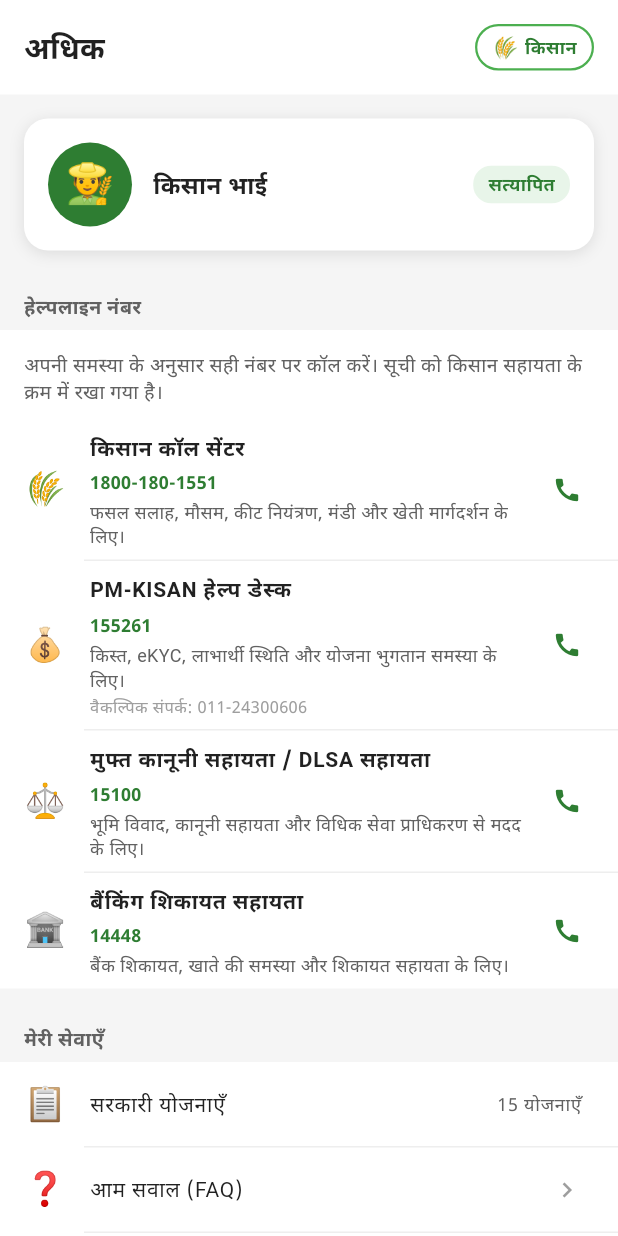
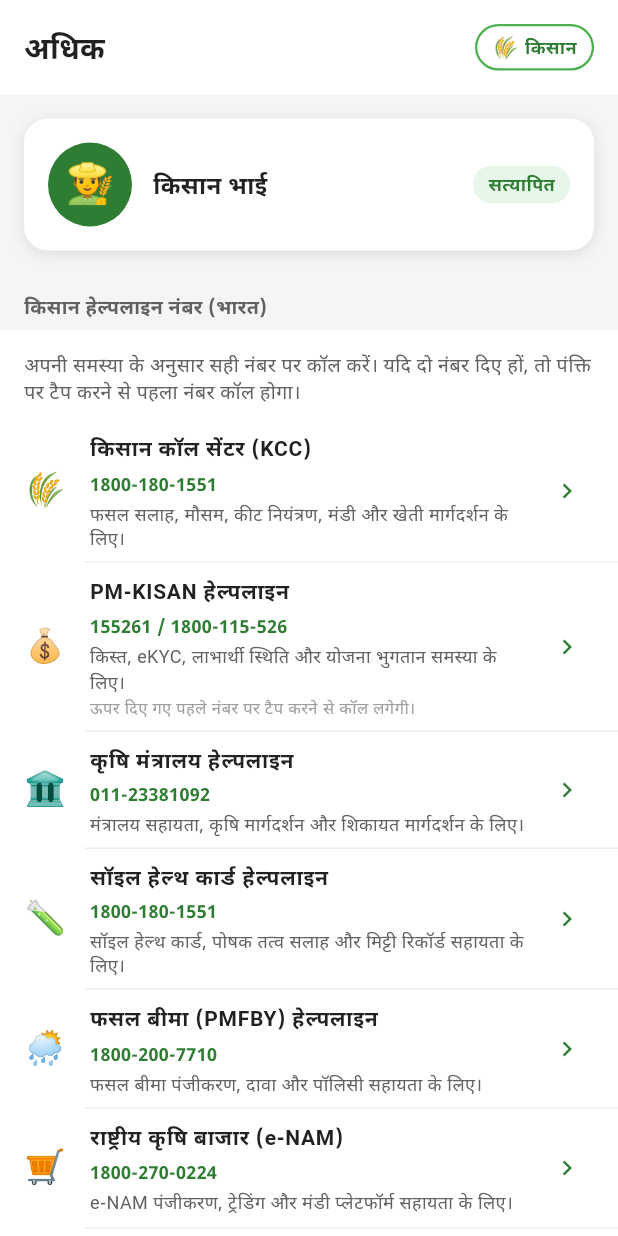
Before and after one commit to sudhanshuxmaurya119-eng/kisankanoon, a Flutter app: the MoreScreen screen opened directly, on a phone screen of 412 x 824 dp. Run offline on Flutter 3.47's test engine with Material 3 defaults, Android fonts, the light colour scheme and no system bars; our stand-ins replace cloud_firestore, file_picker, firebase_auth, firebase_core, geolocator, google_fonts and 3 more; accounts and stored records are empty.

Commit message:
Expand helplines and keep Shorebird patch safe

```diff
--- a/kisankanoon/lib/screens/more_screen.dart
+++ b/kisankanoon/lib/screens/more_screen.dart
@@ -110,7 +110,8 @@
   List<_HelplineContact> get _helplineContacts => [
         _HelplineContact(
           emoji: '🌾',
-          title: _isEnglish ? 'Kisan Call Centre' : 'किसान कॉल सेंटर',
+          title:
+              _isEnglish ? 'Kisan Call Center (KCC)' : 'किसान कॉल सेंटर (KCC)',
           numberLabel: '1800-180-1551',
           dialNumber: '18001801551',
           description: _isEnglish
@@ -119,37 +120,101 @@
         ),
         _HelplineContact(
           emoji: '💰',
-          title: _isEnglish ? 'PM-KISAN Help Desk' : 'PM-KISAN हेल्प डेस्क',
-          numberLabel: '155261',
+          title: _isEnglish ? 'PM-KISAN Helpline' : 'PM-KISAN हेल्पलाइन',
+          numberLabel: '155261 / 1800-115-526',
           dialNumber: '155261',
           description: _isEnglish
               ? 'For installment, eKYC, beneficiary status and scheme payment issues.'
               : 'किस्त, eKYC, लाभार्थी स्थिति और योजना भुगतान समस्या के लिए।',
           extraDetail: _isEnglish
-              ? 'Alternate contact: 011-24300606'
-              : 'वैकल्पिक संपर्क: 011-24300606',
+              ? 'Tap to call the first number shown above.'
+              : 'ऊपर दिए गए पहले नंबर पर टैप करने से कॉल लगेगी।',
         ),
         _HelplineContact(
-          emoji: '⚖️',
+          emoji: '🏛️',
           title: _isEnglish
-              ? 'Free Legal Aid / DLSA Support'
-              : 'मुफ्त कानूनी सहायता / DLSA सहायता',
-          numberLabel: '15100',
-          dialNumber: '15100',
+              ? 'Agriculture Ministry Helpline'
+              : 'कृषि मंत्रालय हेल्पलाइन',
+          numberLabel: '011-23381092',
+          dialNumber: '01123381092',
           description: _isEnglish
-              ? 'For land dispute guidance, legal aid and support from legal services authorities.'
-              : 'भूमि विवाद, कानूनी सहायता और विधिक सेवा प्राधिकरण से मदद के लिए।',
+              ? 'For ministry support, agriculture guidance and complaint routing.'
+              : 'मंत्रालय सहायता, कृषि मार्गदर्शन और शिकायत मार्गदर्शन के लिए।',
         ),
         _HelplineContact(
-          emoji: '🏦',
+          emoji: '🧪',
           title: _isEnglish
-              ? 'Banking Complaint Support'
-              : 'बैंकिंग शिकायत सहायता',
-          numberLabel: '14448',
-          dialNumber: '14448',
+              ? 'Soil Health Card Helpline'
+              : 'सॉइल हेल्थ कार्ड हेल्पलाइन',
+          numberLabel: '1800-180-1551',
+          dialNumber: '18001801551',
           description: _isEnglish
-              ? 'For bank complaint guidance, account issues and grievance support.'
-              : 'बैंक शिकायत, खाते की समस्या और शिकायत सहायता के लिए।',
+              ? 'For soil health card details, nutrient advice and soil record help.'
+              : 'सॉइल हेल्थ कार्ड, पोषक तत्व सलाह और मिट्टी रिकॉर्ड सहायता के लिए।',
+        ),
+        _HelplineContact(
+          emoji: '🌦️',
+          title: _isEnglish
+              ? 'Crop Insurance (PMFBY) Helpline'
+              : 'फसल बीमा (PMFBY) हेल्पलाइन',
+          numberLabel: '1800-200-7710',
+          dialNumber: '18002007710',
+          description: _isEnglish
+              ? 'For crop insurance enrollment, claim and policy support.'
+              : 'फसल बीमा पंजीकरण, दावा और पॉलिसी सहायता के लिए।',
+        ),
+        _HelplineContact(
+          emoji: '🛒',
+          title: _isEnglish
+              ? 'National Agriculture Market (e-NAM)'
+              : 'राष्ट्रीय कृषि बाजार (e-NAM)',
+          numberLabel: '1800-270-0224',
+          dialNumber: '18002700224',
+          description: _isEnglish
+              ? 'For e-NAM registration, trading and mandi platform support.'
+              : 'e-NAM पंजीकरण, ट्रेडिंग और मंडी प्लेटफॉर्म सहायता के लिए।',
+        ),
+        _HelplineContact(
+          emoji: '🧂',
+          title: _isEnglish
+              ? 'Fertilizer Complaint Helpline'
+              : 'उर्वरक शिकायत हेल्पलाइन',
+          numberLabel: '1800-233-3322',
+          dialNumber: '18002333322',
+          description: _isEnglish
+              ? 'For fertilizer availability issues and complaint support.'
+              : 'उर्वरक उपलब्धता की समस्या और शिकायत सहायता के लिए।',
+        ),
+        _HelplineContact(
+          emoji: '🧴',
+          title: _isEnglish
+              ? 'Pesticide Complaint Helpline'
+              : 'कीटनाशक शिकायत हेल्पलाइन',
+          numberLabel: '1800-180-1551',
+          dialNumber: '18001801551',
+          description: _isEnglish
+              ? 'For pesticide complaint, usage guidance and farming support.'
+              : 'कीटनाशक शिकायत, उपयोग मार्गदर्शन और खेती सहायता के लिए।',
+        ),
+        _HelplineContact(
+          emoji: '☁️',
+          title: _isEnglish
+              ? 'Weather Info (IMD Farmer Service)'
+              : 'मौसम जानकारी (IMD किसान सेवा)',
+          numberLabel: '1800-180-1717',
+          dialNumber: '18001801717',
+          description: _isEnglish
+              ? 'For weather information, alerts and forecast support.'
+              : 'मौसम जानकारी, अलर्ट और पूर्वानुमान सहायता के लिए।',
+        ),
+        _HelplineContact(
+          emoji: '🐄',
+          title: _isEnglish ? 'Animal Husbandry Helpline' : 'पशुपालन हेल्पलाइन',
+          numberLabel: '1962',
+          dialNumber: '1962',
+          description: _isEnglish
+              ? 'For cattle care, animal health and veterinary guidance.'
+              : 'पशु देखभाल, पशु स्वास्थ्य और पशु चिकित्सकीय मार्गदर्शन के लिए।',
         ),
       ];
 
@@ -332,8 +397,9 @@
                   ],
                 ),
               ),
-              _sectionHeader(
-                  _isEnglish ? 'Helpline Numbers' : 'हेल्पलाइन नंबर'),
+              _sectionHeader(_isEnglish
+                  ? 'Farmer Helpline Numbers (India)'
+                  : 'किसान हेल्पलाइन नंबर (भारत)'),
               Container(
                 color: AppTheme.white,
                 child: Column(
@@ -342,8 +408,8 @@
                       padding: const EdgeInsets.fromLTRB(16, 14, 16, 10),
                       child: Text(
                         _isEnglish
-                            ? 'Call the number that matches your issue. The list is arranged for quick farmer support first.'
-                            : 'अपनी समस्या के अनुसार सही नंबर पर कॉल करें। सूची को किसान सहायता के क्रम में रखा गया है।',
+                            ? 'Call the number that matches your issue. If two numbers are shown, tapping the row calls the first number.'
+                            : 'अपनी समस्या के अनुसार सही नंबर पर कॉल करें। यदि दो नंबर दिए हों, तो पंक्ति पर टैप करने से पहला नंबर कॉल होगा।',
                         style: const TextStyle(
                           fontSize: 13,
                           color: AppTheme.textMid,
@@ -605,7 +671,7 @@
         ),
       ),
       trailing: const Icon(
-        Icons.call,
+        Icons.chevron_right,
         color: AppTheme.primaryGreen,
         size: 20,
       ),
```
